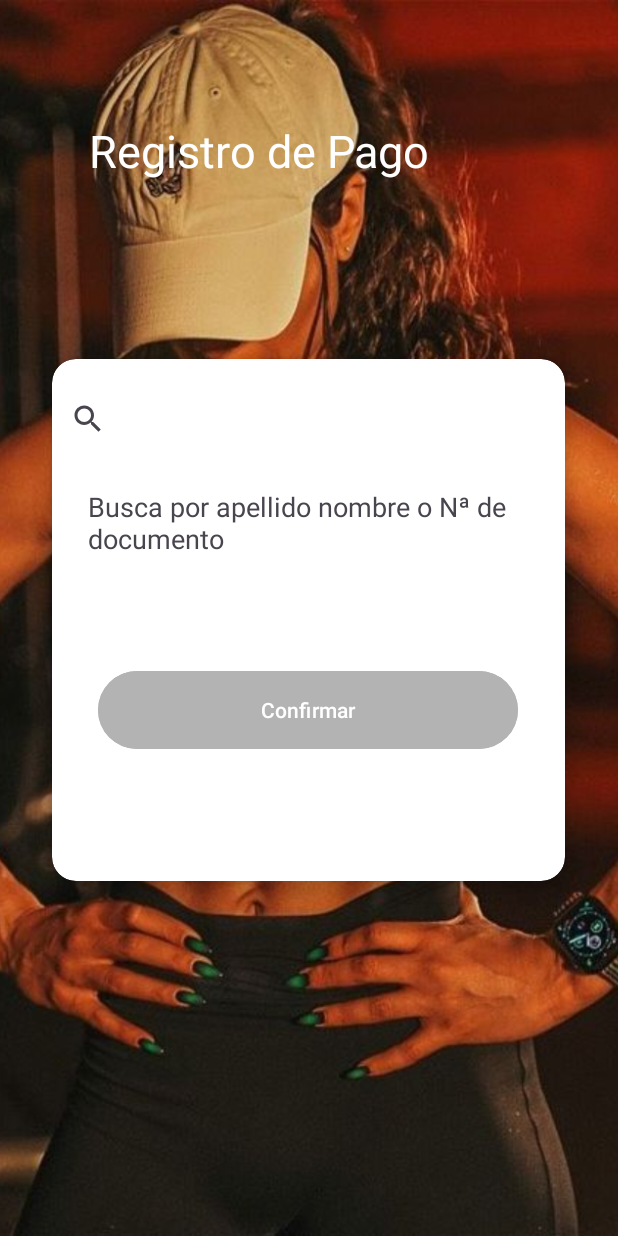
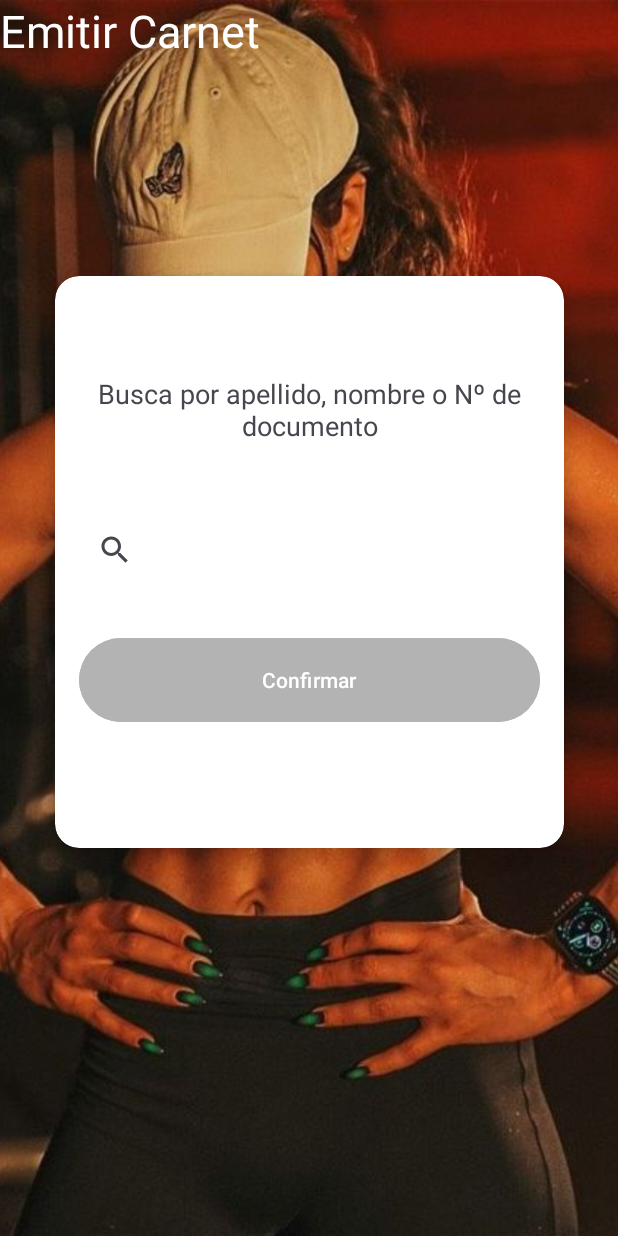
Before and after one commit to SchallmoserJuan/ClubDeportivoApp, an Android app: the RegistroPagoActivity screen opened directly, with no data from a screen before it, on a phone screen of 412 x 824 dp. Run offline under Robolectric (Android 15) with nearby library versions, the phone set to English and light mode, and no system bars.

Commit message:
pantallaEmitirCarnetCorrecionRegistroPago

```diff
--- a/app/src/main/java/com/example/clubdeportivoapp/RegistroPagoActivity.kt
+++ b/app/src/main/java/com/example/clubdeportivoapp/RegistroPagoActivity.kt
@@ -1,42 +1,20 @@
 package com.example.clubdeportivoapp
 
-import android.annotation.SuppressLint
 import android.os.Bundle
-import android.view.MotionEvent
-import android.view.View
+import androidx.activity.enableEdgeToEdge
 import androidx.appcompat.app.AppCompatActivity
+import androidx.core.view.ViewCompat
+import androidx.core.view.WindowInsetsCompat
 
 class RegistroPagoActivity : AppCompatActivity() {
-
-    private var dX = 0f
-    private var dY = 0f
-
-    @SuppressLint("ClickableViewAccessibility")
     override fun onCreate(savedInstanceState: Bundle?) {
         super.onCreate(savedInstanceState)
-        setContentView(R.layout.activity_registro_pago)
-
-        val cardView = findViewById<View>(R.id.cardContainer)
-
-        cardView.setOnTouchListener { view, event ->
-            when (event.action) {
-                MotionEvent.ACTION_DOWN -> {
-                    // Capturamos la diferencia entre la posición del view y el toque
-                    dX = view.x - event.rawX
-                    dY = view.y - event.rawY
-                    true
-                }
-                MotionEvent.ACTION_MOVE -> {
-                    // Movemos la vista con el dedo
-                    view.animate()
-                        .x(event.rawX + dX)
-                        .y(event.rawY + dY)
-                        .setDuration(0)
-                        .start()
-                    true
-                }
-                else -> false
-            }
+        enableEdgeToEdge()
+        setContentView(R.layout.activity_emitir_carnet_dos)
+        ViewCompat.setOnApplyWindowInsetsListener(findViewById(R.id.main)) { v, insets ->
+            val systemBars = insets.getInsets(WindowInsetsCompat.Type.systemBars())
+            v.setPadding(systemBars.left, systemBars.top, systemBars.right, systemBars.bottom)
+            insets
         }
     }
 }
--- a/app/src/main/res/layout/activity_emitir_carnet_dos.xml
+++ b/app/src/main/res/layout/activity_emitir_carnet_dos.xml
@@ -7,4 +7,84 @@
     android:layout_height="match_parent"
     tools:context=".EmitirCarnetDosActivity">
 
+    <!-- Imagen de fondo -->
+    <ImageView
+        android:id="@+id/miImagen"
+        android:layout_width="match_parent"
+        android:layout_height="match_parent"
+        android:contentDescription="@string/fondo_descripcion"
+        android:scaleType="centerCrop"
+        android:src="@drawable/fondoRegistro" />
+
+    <!-- Emitir carnet -->
+
+    <TextView
+        android:layout_width="293dp"
+        android:layout_height="76dp"
+        android:layout_gravity="center_horizontal"
+        android:text="Emitir Carnet"
+        android:textColor="@color/white"
+        android:textSize="30sp"
+        tools:ignore="HardcodedText,MissingConstraints"
+        tools:layout_editor_absoluteX="36dp"
+        tools:layout_editor_absoluteY="78dp" />
+
+    <!-- Contenedor de buscador, boton y texto -->
+    <androidx.cardview.widget.CardView
+        android:id="@+id/cardContainer"
+        android:layout_width="339dp"
+        android:layout_height="381dp"
+        android:layout_marginTop="60dp"
+        app:cardCornerRadius="16dp"
+        app:cardElevation="8dp"
+        app:layout_constraintBottom_toBottomOf="parent"
+        app:layout_constraintEnd_toEndOf="parent"
+        app:layout_constraintStart_toStartOf="parent"
+        app:layout_constraintTop_toTopOf="parent"
+        app:layout_constraintVertical_bias="0.324">
+
+        <!-- Segundo contenedor -->
+
+        <LinearLayout
+            android:layout_width="match_parent"
+            android:layout_height="281dp"
+            android:layout_gravity="center"
+            android:orientation="vertical"
+            android:padding="16dp">
+
+            <!-- Texto -->
+            <TextView
+                android:layout_width="match_parent"
+                android:layout_height="62dp"
+                android:text="@string/buscar_instruccion"
+                android:textAlignment="center"
+                android:textSize="18sp" />
+
+            <!-- Espaciado -->
+            <View
+                android:layout_width="match_parent"
+                android:layout_height="16dp" />
+
+            <!-- Buscador -->
+            <SearchView
+                android:id="@+id/searchView"
+                android:layout_width="match_parent"
+                android:layout_height="77dp" />
+
+            <!-- Espaciado -->
+            <View
+                android:layout_width="match_parent"
+                android:layout_height="16dp" />
+
+            <!-- Botón -->
+            <Button
+                android:id="@+id/button"
+                android:layout_width="match_parent"
+                android:layout_height="64dp"
+                android:backgroundTint="#b3b3b3"
+                android:text="@string/confirmar" />
+
+        </LinearLayout>
+    </androidx.cardview.widget.CardView>
+
 </androidx.constraintlayout.widget.ConstraintLayout>
--- a/app/src/main/res/layout/activity_fecha_pago.xml
+++ b/app/src/main/res/layout/activity_fecha_pago.xml
@@ -17,6 +17,7 @@
         android:scaleType="centerCrop"
         android:src="@drawable/fondoRegistro" />
 
+    <!-- fecha de pago -->
     <TextView
         android:layout_width="293dp"
         android:layout_height="76dp"
@@ -28,6 +29,7 @@
         tools:layout_editor_absoluteX="59dp"
         tools:layout_editor_absoluteY="95dp" />
 
+    <!-- calendario -->
     <CalendarView
         android:id="@+id/calendarView"
         android:layout_width="355dp"
--- a/app/src/main/res/layout/activity_registro_pago.xml
+++ b/app/src/main/res/layout/activity_registro_pago.xml
@@ -1,5 +1,5 @@
 <?xml version="1.0" encoding="utf-8"?>
-<FrameLayout xmlns:android="http://schemas.android.com/apk/res/android"
+<androidx.constraintlayout.widget.ConstraintLayout xmlns:android="http://schemas.android.com/apk/res/android"
     xmlns:app="http://schemas.android.com/apk/res-auto"
     xmlns:tools="http://schemas.android.com/tools"
     android:id="@+id/main"
@@ -12,54 +12,79 @@
         android:id="@+id/miImagen"
         android:layout_width="match_parent"
         android:layout_height="match_parent"
-        android:contentDescription="TODO"
+        android:contentDescription="@string/fondo_descripcion"
         android:scaleType="centerCrop"
         android:src="@drawable/fondoRegistro" />
 
-    <!-- CardView movible -->
+    <!-- Emitir carnet -->
 
     <TextView
         android:layout_width="293dp"
         android:layout_height="76dp"
         android:layout_gravity="center_horizontal"
-        android:layout_marginTop="80dp"
-        android:text="Registro de Pago"
+        android:text="Registro de pago"
+        android:textColor="@color/white"
         android:textSize="30sp"
-        android:textColor="@color/white"
-        tools:ignore="HardcodedText" />
+        tools:ignore="HardcodedText,MissingConstraints"
+        tools:layout_editor_absoluteX="36dp"
+        tools:layout_editor_absoluteY="78dp" />
 
+    <!-- Contenedor de buscador, boton y texto -->
     <androidx.cardview.widget.CardView
         android:id="@+id/cardContainer"
-        android:layout_width="342dp"
-        android:layout_height="348dp"
-        android:layout_gravity="center"
-        android:layout_marginTop="1dp"
+        android:layout_width="339dp"
+        android:layout_height="381dp"
+        android:layout_marginTop="60dp"
         app:cardCornerRadius="16dp"
-        app:cardElevation="8dp">
+        app:cardElevation="8dp"
+        app:layout_constraintBottom_toBottomOf="parent"
+        app:layout_constraintEnd_toEndOf="parent"
+        app:layout_constraintStart_toStartOf="parent"
+        app:layout_constraintTop_toTopOf="parent"
+        app:layout_constraintVertical_bias="0.324">
 
-        <TextView
-            android:layout_width="293dp"
-            android:layout_height="76dp"
+        <!-- Segundo contenedor -->
+
+        <LinearLayout
+            android:layout_width="match_parent"
+            android:layout_height="281dp"
             android:layout_gravity="center"
-            android:layout_marginTop="-50dp"
-            android:text="Busca por apellido nombre o Nª de documento"
-            android:textSize="18sp"
-            tools:ignore="HardcodedText" />
+            android:orientation="vertical"
+            android:padding="16dp">
 
-        <SearchView
-            android:layout_width="match_parent"
-            android:layout_height="79dp" />
+            <!-- Texto -->
+            <TextView
+                android:layout_width="match_parent"
+                android:layout_height="62dp"
+                android:text="@string/buscar_instruccion"
+                android:textAlignment="center"
+                android:textSize="18sp" />
 
-        <Button
-            android:id="@+id/button"
-            android:layout_width="280dp"
-            android:layout_height="60dp"
-            android:layout_gravity="center"
-            android:layout_marginTop="60dp"
-            android:backgroundTint="#b3b3b3"
-            android:text="Confirmar"
-            tools:ignore="HardcodedText" />
+            <!-- Espaciado -->
+            <View
+                android:layout_width="match_parent"
+                android:layout_height="16dp" />
 
+            <!-- Buscador -->
+            <SearchView
+                android:id="@+id/searchView"
+                android:layout_width="match_parent"
+                android:layout_height="77dp" />
+
+            <!-- Espaciado -->
+            <View
+                android:layout_width="match_parent"
+                android:layout_height="16dp" />
+
+            <!-- Botón -->
+            <Button
+                android:id="@+id/button"
+                android:layout_width="match_parent"
+                android:layout_height="64dp"
+                android:backgroundTint="#b3b3b3"
+                android:text="@string/confirmar" />
+
+        </LinearLayout>
     </androidx.cardview.widget.CardView>
 
-</FrameLayout>
+</androidx.constraintlayout.widget.ConstraintLayout>
--- a/app/src/main/res/values/strings.xml
+++ b/app/src/main/res/values/strings.xml
@@ -1,3 +1,6 @@
 <resources>
     <string name="app_name">ClubDeportivoApp</string>
+    <string name="buscar_instruccion">Busca por apellido, nombre o Nº de documento</string>
+    <string name="confirmar">Confirmar</string>
+    <string name="fondo_descripcion">Fondo de pantalla de registrar</string>
 </resources>
```
